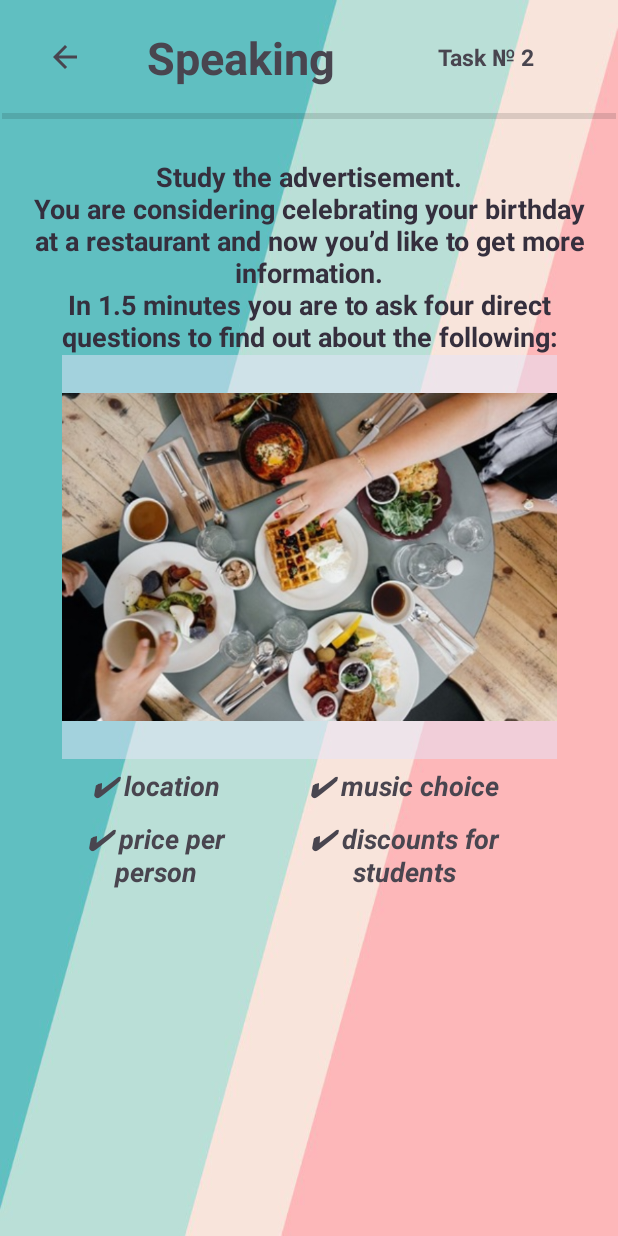
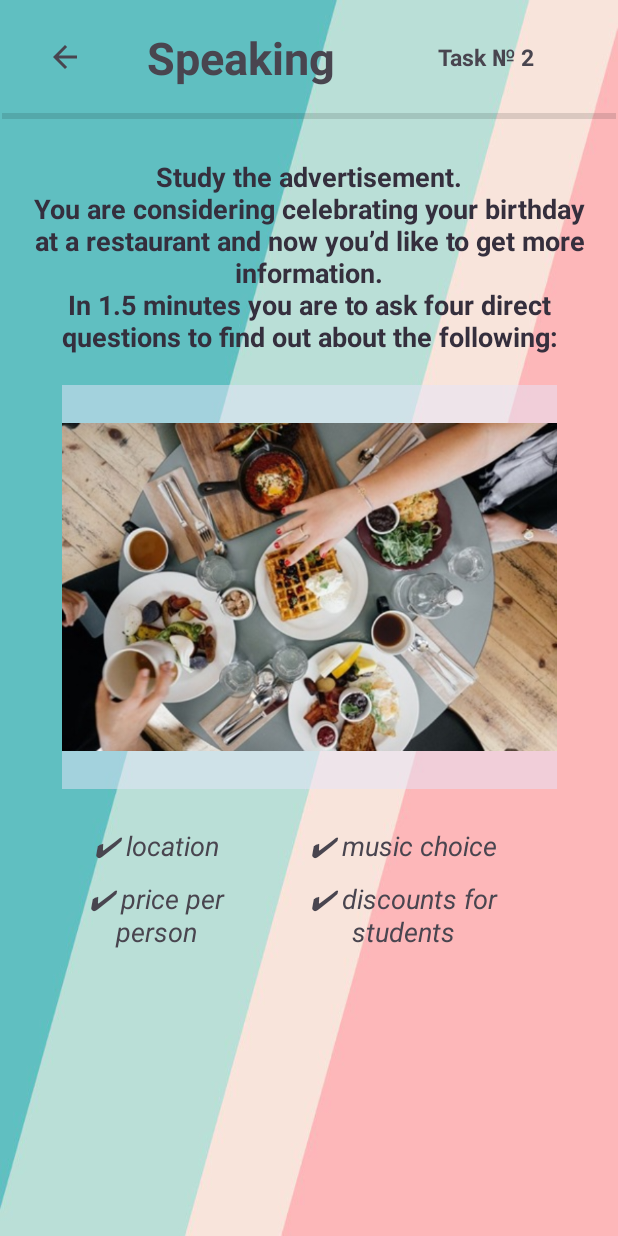
Before and after one commit to Vladimir-art/education-english, an Android app: the SpeakingSectionTask2 screen opened directly, with no data from a screen before it, on a phone screen of 412 x 824 dp. Run offline under Robolectric (Android 15) with nearby library versions, the phone set to English and light mode, and no system bars; Roboto replaces fonts that are not available here.

Commit message:
E-E-7 created speaking section task 2 design and linked with speaking section

```diff
--- a/app/src/main/java/com/example/myapplication/speaking/SpeakingSectionTask2.kt
+++ b/app/src/main/java/com/example/myapplication/speaking/SpeakingSectionTask2.kt
@@ -1,12 +1,25 @@
 package com.example.myapplication.speaking
 
+import android.content.Intent
 import androidx.appcompat.app.AppCompatActivity
 import android.os.Bundle
+import android.widget.ImageButton
 import com.example.myapplication.R
 
 class SpeakingSectionTask2 : AppCompatActivity() {
+    private lateinit var backSpeakingSection: ImageButton
     override fun onCreate(savedInstanceState: Bundle?) {
         super.onCreate(savedInstanceState)
         setContentView(R.layout.activity_speaking_section_task2)
+        backSpeakingSection = findViewById(R.id.back_speaking_sections_menu_from_task_2_button)
+
+        backSpeakingSection.setOnClickListener {
+            openSpeakingSection()
+        }
+    }
+
+    private fun openSpeakingSection() {
+        var speakingSectionIntent = Intent(this, SpeakingSection::class.java)
+        startActivity(speakingSectionIntent)
     }
 }
--- a/app/src/main/res/layout/activity_speaking_section_task2.xml
+++ b/app/src/main/res/layout/activity_speaking_section_task2.xml
@@ -76,6 +76,7 @@
 
     <ImageView
         android:id="@+id/imageView"
+        android:layout_marginTop="20dp"
         android:layout_width="330dp"
         android:layout_height="269dp"
         android:background="@color/opacity_lavender"
@@ -89,6 +90,7 @@
     <TableLayout
         android:layout_width="330dp"
         android:layout_height="122dp"
+        android:layout_marginTop="20dp"
         app:layout_constraintEnd_toEndOf="parent"
         app:layout_constraintStart_toStartOf="parent"
         app:layout_constraintTop_toBottomOf="@+id/imageView">
@@ -108,7 +110,7 @@
                 android:text="@string/task_2_location"
                 android:textAlignment="center"
                 android:textSize="18sp"
-                android:textStyle="bold|italic" />
+                android:textStyle="italic" />
 
             <TextView
                 android:layout_width="match_parent"
@@ -121,7 +123,7 @@
                 android:text="@string/task_2_music"
                 android:textAlignment="center"
                 android:textSize="18sp"
-                android:textStyle="bold|italic" />
+                android:textStyle="italic" />
 
         </TableRow>
 
@@ -139,7 +141,7 @@
                 android:text="@string/task_2_price"
                 android:textAlignment="center"
                 android:textSize="18sp"
-                android:textStyle="bold|italic" />
+                android:textStyle="italic" />
 
             <TextView
                 android:layout_width="match_parent"
@@ -152,7 +154,7 @@
                 android:text="@string/task_2_discount"
                 android:textAlignment="center"
                 android:textSize="18sp"
-                android:textStyle="bold|italic" />
+                android:textStyle="italic" />
         </TableRow>
 
     </TableLayout>
```
Also changed, not shown: app/src/main/java/com/example/myapplication/speaking/SpeakingSection.kt (+12 -0 lines).
